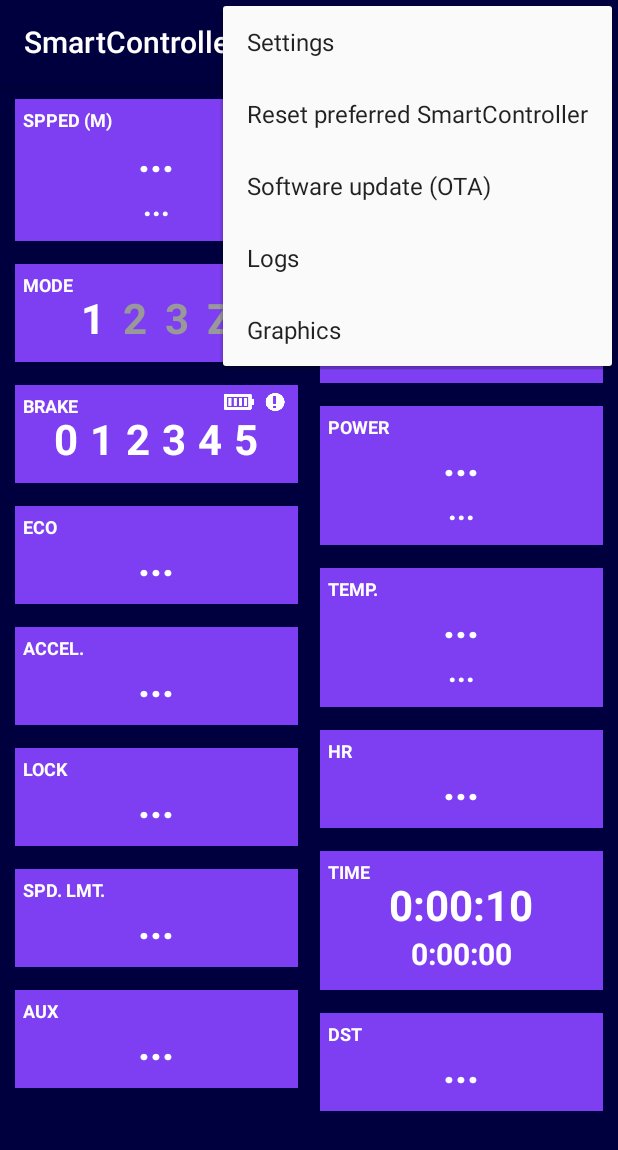
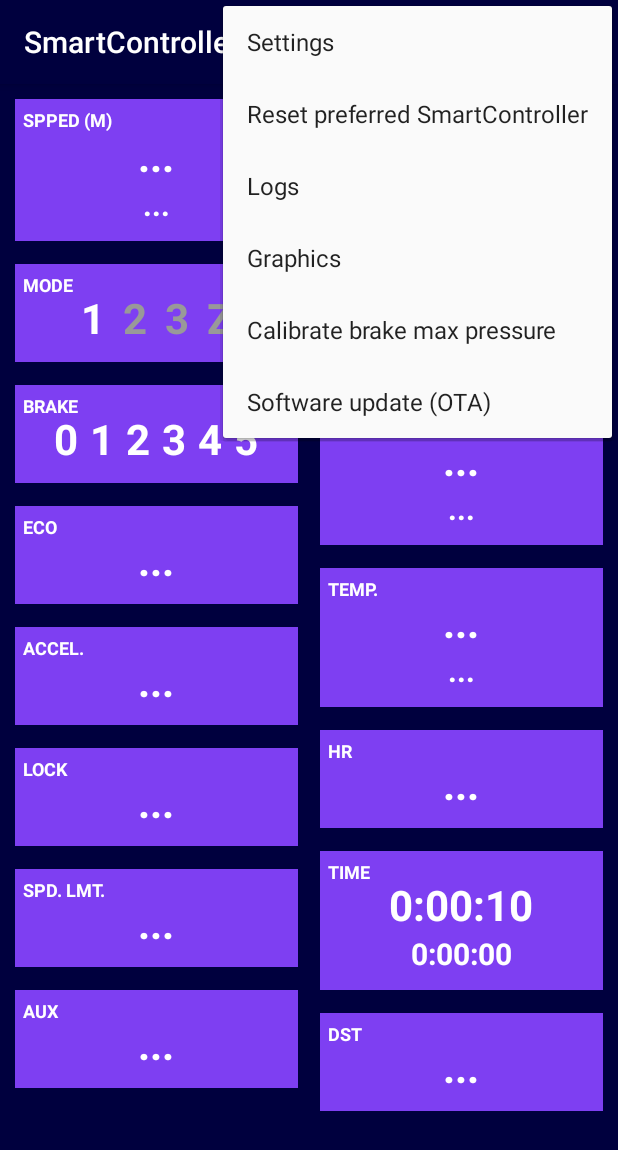
Before and after one commit to jojolll/SmartController_SmartDisplay_android, an Android app: the screen it shows after launch (MainActivity), with the options menu open, on a phone screen of 412 x 824 dp. Shown: the top 1150 px of the screen. Run offline under Robolectric (Android 15) with nearby library versions, the phone set to English and light mode, and no system bars; our stand-ins replace Timber; libraries missing offline, so code that uses them is left out: com.hotmail.or_dvir; 3 statements that could not run were skipped.

Commit message:
new calibration process & some fixes

```diff
--- a/app/src/main/java/org/koxx/smartcntrl/MainActivity.java
+++ b/app/src/main/java/org/koxx/smartcntrl/MainActivity.java
@@ -37,8 +37,8 @@ import com.hotmail.or_dvir.easysettings.pojos.SettingsObject;
 
 import org.koxx.smartcntrl.datas.BrakeStatusMeasurement;
 import org.koxx.smartcntrl.datas.BtlockMeasurement;
+import org.koxx.smartcntrl.datas.CalibType;
 import org.koxx.smartcntrl.datas.ModeMeasurement;
-import org.koxx.smartcntrl.ApplicationLifecycleHandler;
 import org.welie.blessed.BluetoothCentral;
 import org.welie.blessed.BluetoothPeripheral;
 
@@ -106,9 +106,11 @@ public class MainActivity extends AppCompatActivity {
 
     ArrayList<SettingsObject> mySettingsList;
 
-    private MenuItem item;
+    private MenuItem iconBtStatus;
     private Menu menu;
     private AnimationSet animation;
+    private TextView tvBeaconRssi;
+    private View tvBeaconVisible;
 
     @Override
     protected void onCreate(Bundle savedInstanceState) {
@@ -276,11 +278,16 @@ public class MainActivity extends AppCompatActivity {
 
 
     public void setBrakeIndicator(int min, int value, int max, boolean isPressed, boolean isBatteryTooLoaded) {
+
+        if ((value < min) || (value == 255))
+            value = min;
+
+        ivBrakePressed.setVisibility(isPressed ? View.VISIBLE : View.GONE);
+        ivBrakeBattery.setVisibility(isBatteryTooLoaded ? View.VISIBLE : View.GONE);
+
         for (int i = 0; i <= 5; i++) {
             String viewId = "BrakeValue" + i;
             int resID = getResources().getIdentifier(viewId, "id", getPackageName());
-
-            ivBrakePressed.setVisibility(isPressed ? View.VISIBLE : View.GONE);
 
             if (!isBatteryTooLoaded) {
                 if (EasySettings.retrieveSettingsSharedPrefs(this).getBoolean(Settings.Electric_brake_progressive_mode, false)) {
@@ -304,7 +311,6 @@ public class MainActivity extends AppCompatActivity {
                         ((TextView) findViewById(resID)).setVisibility(View.GONE);
                     }
                 }
-                ivBrakeBattery.setVisibility(View.GONE);
             } else {
                 if (i == 0) {
                     ((TextView) findViewById(resID)).setTextColor(getResources().getColor(R.color.colorText));
@@ -312,7 +318,6 @@ public class MainActivity extends AppCompatActivity {
                 } else {
                     ((TextView) findViewById(resID)).setVisibility(View.GONE);
                 }
-                ivBrakeBattery.setVisibility(View.VISIBLE);
             }
         }
     }
@@ -399,7 +404,8 @@ public class MainActivity extends AppCompatActivity {
             case R.id.reset_pref_peripheral:
                 BluetoothHandler.getInstance(this).resetBlePreferredPeripheral();
                 return true;
-
+            case R.id.calib_brake_max:
+                BluetoothHandler.getInstance(this).sendCalibOrder(CalibType.BrakeMaxPressure, 0);
             default:
                 return super.onOptionsItemSelected(item);
         }
@@ -449,7 +455,6 @@ public class MainActivity extends AppCompatActivity {
     }
 
 
-
     public void onClickEco(View v) {
 
         mEco--;
@@ -482,7 +487,7 @@ public class MainActivity extends AppCompatActivity {
     public void onClickCurrent(View v) {
         Log.d(TAG, "onClickCurrent");
 
-        BluetoothHandler.getInstance(this).sendCurrentCalibValue((byte) 0x01);
+        BluetoothHandler.getInstance(this).sendCalibOrder(CalibType.CurrentZero, 0);
 
         mLastCurrent = 0;
         tvCurrentMax.setText(String.format(Locale.ENGLISH, "..."));
@@ -538,10 +543,14 @@ public class MainActivity extends AppCompatActivity {
 
         this.menu = menu;
 
-        item = menu.findItem(R.id.bt_connect);
-        if (item.getActionView() != null)
-            item.getActionView().clearAnimation();
-        item.setActionView(getBtAnimation(mLastBtStatus));
+        iconBtStatus = menu.findItem(R.id.bt_connect);
+        if (iconBtStatus.getActionView() != null)
+            iconBtStatus.getActionView().clearAnimation();
+        iconBtStatus.setActionView(getBtAnimation(mLastBtStatus));
+
+        tvBeaconVisible = menu.findItem(R.id.beacon_visible).getActionView();
+        tvBeaconVisible.setVisibility(View.GONE);
+        tvBeaconRssi = tvBeaconVisible.findViewById(R.id.beaconRssi);
 
         return super.onPrepareOptionsMenu(menu);
     }
@@ -574,11 +583,16 @@ public class MainActivity extends AppCompatActivity {
     @Override
     protected void onDestroy() {
         super.onDestroy();
+        unregisterReceiver(connectStatusReceiver);
         unregisterReceiver(locationServiceStateReceiver);
         unregisterReceiver(modeDataReceiver);
         unregisterReceiver(measurementsDataReceiver);
         unregisterReceiver(brakeStatusDataReceiver);
         unregisterReceiver(btLockDataReceiver);
+        unregisterReceiver(speedLimiterDataReceiver);
+        unregisterReceiver(ecoDataReceiver);
+        unregisterReceiver(accelDataReceiver);
+        unregisterReceiver(auxDataReceiver);
 
     }
 
@@ -634,9 +648,11 @@ public class MainActivity extends AppCompatActivity {
 
             Timber.i("==========> new BT status : %d", status);
 
-            item = menu.findItem(R.id.bt_connect);
-            item.getActionView().clearAnimation();
-            item.setActionView(getBtAnimation(status));
+            iconBtStatus = menu.findItem(R.id.bt_connect);
+            iconBtStatus.getActionView().clearAnimation();
+            iconBtStatus.setActionView(getBtAnimation(status));
+
+            tvBeaconVisible.setVisibility(View.VISIBLE);
 
             actionBarSetup(name);
 
@@ -779,12 +795,17 @@ public class MainActivity extends AppCompatActivity {
             BtlockMeasurement measurement = (BtlockMeasurement) intent.getSerializableExtra(BluetoothHandler.MEASUREMENT_BTLOCK_EXTRA);
             if (measurement == null) return;
 
+            Timber.i("btLockDataReceiver : %s", measurement.toString());
+
             int bleLockStatus = measurement.bleLockStatus;
             int bleLockBeaconVisibleValue = measurement.btLockBeaconVisibleValue;
             int btLockBeaconRssiValue = measurement.btLockBeaconRssiValue;
             int bleLockForcedValue = measurement.bleLockForcedValue;
 
             mBleLockForce = bleLockForcedValue;
+
+            tvBeaconVisible.setVisibility(View.VISIBLE);
+            tvBeaconRssi.setText(Integer.toString(btLockBeaconRssiValue));
 
             int btLockMode = Settings.listToValueBtLockMode(context, EasySettings.retrieveSettingsSharedPrefs(context).getString(Settings.Bluetooth_lock_mode, ""));
 
--- a/app/src/main/java/org/koxx/smartcntrl/datas/BtlockMeasurement.java
+++ b/app/src/main/java/org/koxx/smartcntrl/datas/BtlockMeasurement.java
@@ -7,7 +7,7 @@ import java.util.Locale;
 
 public class BtlockMeasurement implements Serializable {
 
-    public  int btLockBeaconRssiValue;
+    public int btLockBeaconRssiValue;
     public int btLockBeaconVisibleValue;
     public int bleLockStatus;
     public int bleLockForcedValue;
@@ -26,6 +26,7 @@ public class BtlockMeasurement implements Serializable {
 
     @Override
     public String toString() {
-        return String.format(Locale.ENGLISH,"%d", bleLockStatus);
+        return String.format(Locale.ENGLISH, "bleLockStatus %d / btLockBeaconVisibleValue %d / btLockBeaconRssiValue %d / bleLockForcedValue %d",
+                bleLockStatus, btLockBeaconVisibleValue, btLockBeaconRssiValue, bleLockForcedValue);
     }
 }
--- a/app/src/main/java/org/koxx/smartcntrl/datas/Measurements.java
+++ b/app/src/main/java/org/koxx/smartcntrl/datas/Measurements.java
@@ -27,7 +27,7 @@ public class Measurements implements Serializable {
         power = parser.getIntValue(BluetoothBytesParser.FORMAT_SINT16);
         temperature =  (float) (parser.getIntValue(BluetoothBytesParser.FORMAT_SINT16) / 10.0);
         humidity =  (float) (parser.getIntValue(BluetoothBytesParser.FORMAT_UINT16) / 10.0);
-        distance =  (float) (parser.getIntValue(BluetoothBytesParser.FORMAT_UINT16) / 10.0);
+        distance =  (float) (parser.getIntValue(BluetoothBytesParser.FORMAT_UINT16) / 100.0);
     }
 
     @Override
--- /dev/null
+++ b/app/src/main/res/layout/icon_beacon_status.xml
@@ -0,0 +1,37 @@
+<?xml version="1.0" encoding="utf-8"?>
+<androidx.constraintlayout.widget.ConstraintLayout
+    xmlns:android="http://schemas.android.com/apk/res/android"
+    xmlns:app="http://schemas.android.com/apk/res-auto"
+    android:id="@+id/relativeLayout"
+    android:layout_width="40dip"
+    android:layout_height="40dip"
+    android:clickable="true"
+    android:orientation="vertical">
+
+    <ImageView
+        android:id="@+id/imageView"
+        android:layout_width="30dp"
+        android:layout_height="22dp"
+        android:layout_marginTop="5dp"
+        android:background="@drawable/beacon"
+        android:contentDescription="Notification Icon"
+        android:gravity="top|center"
+        app:layout_constraintEnd_toEndOf="parent"
+        app:layout_constraintStart_toStartOf="parent"
+        app:layout_constraintTop_toTopOf="parent" />
+
+    <TextView
+        android:id="@+id/beaconRssi"
+        android:layout_width="fill_parent"
+        android:layout_height="26dp"
+        android:layout_marginTop="20dp"
+        android:background="@android:color/transparent"
+        android:gravity="center"
+        android:minWidth="22sp"
+        android:text="-"
+        android:textColor="@android:color/white"
+        android:textSize="12sp"
+        app:layout_constraintStart_toStartOf="parent"
+        app:layout_constraintTop_toTopOf="parent"/>
+
+</androidx.constraintlayout.widget.ConstraintLayout>
--- a/app/src/main/res/layout/icon_bt_blue_only.xml
+++ b/app/src/main/res/layout/icon_bt_blue_only.xml
@@ -4,6 +4,5 @@
     style="@android:style/Widget.ActionButton"
     android:layout_width="wrap_content"
     android:layout_height="wrap_content"
-    android:contentDescription="@string/app_name"
     android:src="@drawable/bluetooth_blue"
     android:padding="8dip"/>
--- a/app/src/main/res/layout/icon_bt_grey_only.xml
+++ b/app/src/main/res/layout/icon_bt_grey_only.xml
@@ -4,6 +4,5 @@
     style="@android:style/Widget.ActionButton"
     android:layout_width="wrap_content"
     android:layout_height="wrap_content"
-    android:contentDescription="@string/app_name"
     android:src="@drawable/bluetooth_grey"
     android:padding="8dip"/>
--- a/app/src/main/res/layout/icon_bt_red_only.xml
+++ b/app/src/main/res/layout/icon_bt_red_only.xml
@@ -4,6 +4,5 @@
     style="@android:style/Widget.ActionButton"
     android:layout_width="wrap_content"
     android:layout_height="wrap_content"
-    android:contentDescription="@string/app_name"
     android:src="@drawable/bluetooth_red"
     android:padding="8dip"/>
--- a/app/src/main/res/menu/main_menu.xml
+++ b/app/src/main/res/menu/main_menu.xml
@@ -1,12 +1,19 @@
 <?xml version="1.0" encoding="utf-8"?>
 <menu xmlns:android="http://schemas.android.com/apk/res/android"
     xmlns:app="http://schemas.android.com/apk/res-auto">
+
+
+    <item
+        android:id="@+id/beacon_visible"
+        android:title="actione one"
+        app:actionLayout="@layout/icon_beacon_status"
+        app:showAsAction="always" />
 
     <item
         android:id="@+id/bt_connect"
         android:icon="@android:drawable/ic_popup_sync"
         android:title="actione one"
-        app:showAsAction="always" />
+        app:showAsAction="always"/>
 
     <item
         android:id="@+id/settings"
@@ -19,11 +26,6 @@
         app:showAsAction="never"/>
 
     <item
-        android:id="@+id/ota_mode"
-        android:title="@string/menu_software_update_ota"
-        app:showAsAction="never" />
-
-    <item
         android:id="@+id/logs"
         android:title="@string/menu_logs"
         app:showAsAction="never" />
@@ -33,4 +35,14 @@
         android:title="@string/menu_graphics"
         app:showAsAction="never" />
 
+    <item
+        android:id="@+id/calib_brake_max"
+        android:title="Calibrate brake max pressure"
+        app:showAsAction="never" />
+
+    <item
+        android:id="@+id/ota_mode"
+        android:title="@string/menu_software_update_ota"
+        app:showAsAction="never" />
+
 </menu>
```
Also changed, not shown: app/src/main/java/org/koxx/smartcntrl/BluetoothHandler.java (+60 -24 lines), app/src/main/java/org/koxx/smartcntrl/Settings.java (+64 -1 lines), app/src/main/java/org/koxx/smartcntrl/datas/CalibType.java (added, +18 -0 lines), app/src/main/java/org/koxx/smartcntrl/tools/BytesTools.java (added, +24 -0 lines), app/src/main/res/drawable/beacon.png (added).
